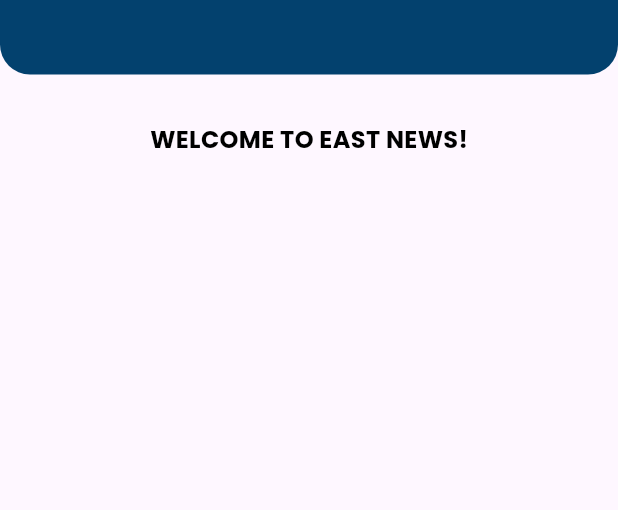
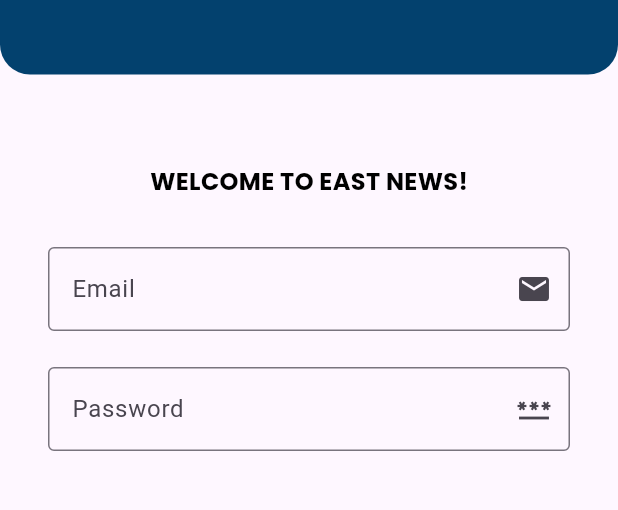
Before and after one commit to ali72-20/gp_east_news, a Flutter app: the screen it shows after launch, on a phone screen of 412 x 824 dp, the part 263-773 px from its top. Run offline on Flutter 3.47's test engine with Material 3 defaults, Android fonts, the phone set to English and light mode, and no system bars.

Commit message:
+ add 2 input field

```diff
--- /dev/null
+++ b/lib/Components/LoginForm.dart
@@ -0,0 +1,24 @@
+import 'package:flutter/cupertino.dart';
+import 'package:flutter/material.dart';
+import 'package:gp_east_news/Components/inputComp.dart';
+
+class Loginform extends StatefulWidget {
+  const Loginform({super.key});
+
+  @override
+  State<Loginform> createState() => _LoginformState();
+}
+
+class _LoginformState extends State<Loginform> {
+  @override
+  Widget build(BuildContext context) {
+    return Padding(
+      padding: const EdgeInsets.only(top: 8.0),
+      child: Column(children: [
+        inputComp(lableText: "Email",sufIcone: Icons.mail),
+        inputComp(lableText: "Password", sufIcone: Icons.password),
+      ],
+      ),
+    );
+  }
+}
--- /dev/null
+++ b/lib/Components/TextComp.dart
@@ -0,0 +1,23 @@
+
+import 'package:flutter/material.dart';
+
+class TextComp extends StatelessWidget {
+  TextComp({super.key, required this.message});
+
+  String message;
+
+  @override
+  Widget build(BuildContext context) {
+    return Padding(
+      padding:const EdgeInsets.only(top: 60),
+      child: Text(
+        message,
+        style: const TextStyle(
+            color: Colors.black,
+            fontSize: 16,
+            fontFamily: 'Poppins'
+        ),
+      ),
+    );
+  }
+}
--- /dev/null
+++ b/lib/Components/inputComp.dart
@@ -0,0 +1,24 @@
+import 'package:flutter/cupertino.dart';
+import 'package:flutter/material.dart';
+import 'package:flutter/widgets.dart';
+
+class inputComp extends StatelessWidget {
+  inputComp({super.key, required this.lableText, required this.sufIcone});
+  String lableText;
+  IconData sufIcone;
+  @override
+  Widget build(BuildContext context) {
+    return Padding(
+      padding: const EdgeInsets.only(right: 32.0, left: 32.0,top: 24),
+      child: TextFormField(
+        decoration: InputDecoration(
+          border:  const OutlineInputBorder(),
+          labelText: lableText,
+          suffixIcon: Icon(
+            sufIcone,
+          ),
+        ),
+      ),
+    );
+  }
+}
--- a/lib/Screens/LogIn.dart
+++ b/lib/Screens/LogIn.dart
@@ -1,10 +1,8 @@
-import 'dart:ui';
-
 import 'package:flutter/cupertino.dart';
 import 'package:flutter/material.dart';
-import 'package:flutter/painting.dart';
-import 'package:flutter/widgets.dart';
 import 'package:gp_east_news/Components/LoginBar.dart';
+import 'package:gp_east_news/Components/LoginForm.dart';
+import 'package:gp_east_news/Components/TextComp.dart';
 
 class Login extends StatefulWidget {
   const Login({super.key});
@@ -20,20 +18,12 @@ class _LoginState extends State<Login> {
       appBar: AppBar(
         backgroundColor: const Color(0xff03416E),
       ),
-      body: const Column(
+      body:  Column(
         children: [
-          Loginbar(),
-          Padding(
-            padding: EdgeInsets.only(top: 32.0),
-            child: Text(
-              'WELCOME TO EAST NEWS!',
-              style: TextStyle(
-                color: Colors.black,
-                fontSize: 16,
-                fontFamily: 'Poppins'
-              ),
-            ),
-          ),
+          const Loginbar(),
+          TextComp(message: "WELCOME TO EAST NEWS!"),
+          Loginform(),
+
         ],
       ),
     );
```
Also changed, not shown: lib/main.dart (line endings or trailing spaces).
